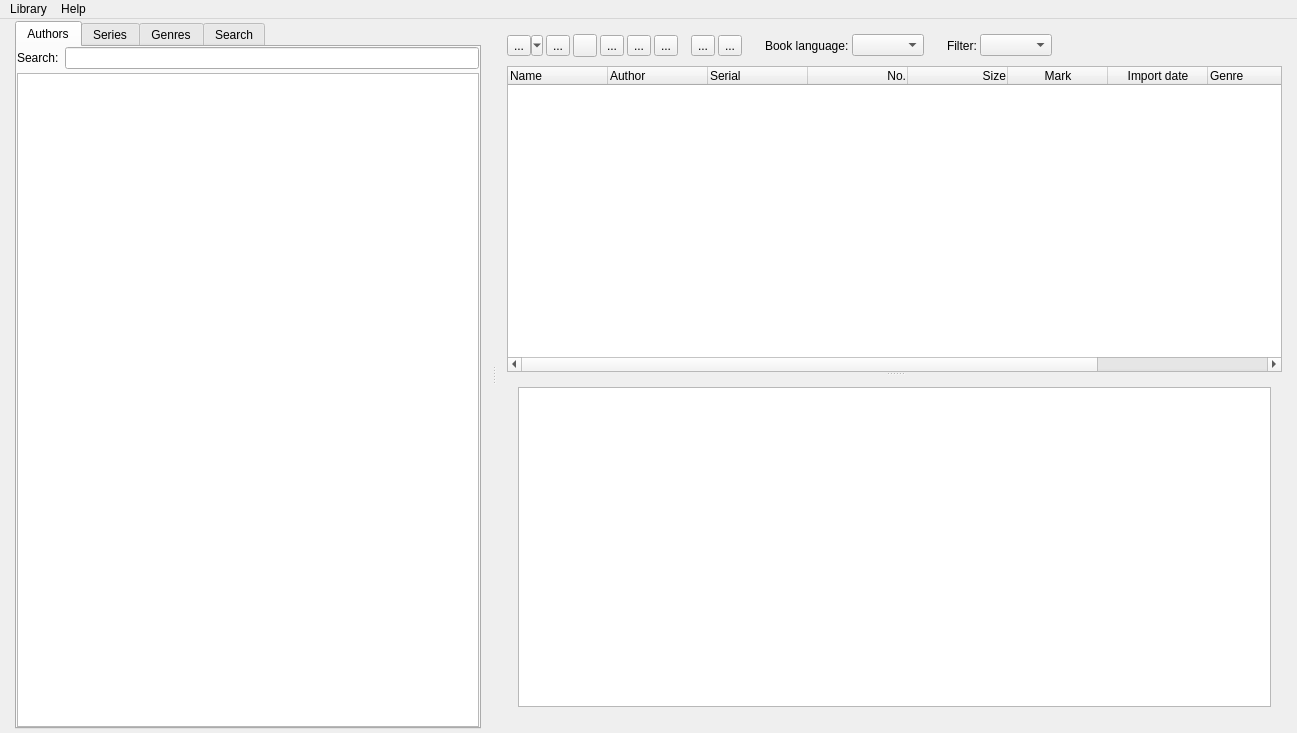
The window that freeLib/src/mainwindow.ui (petrovvlad/freeLib) describes before a commit, drawn with Qt 5.
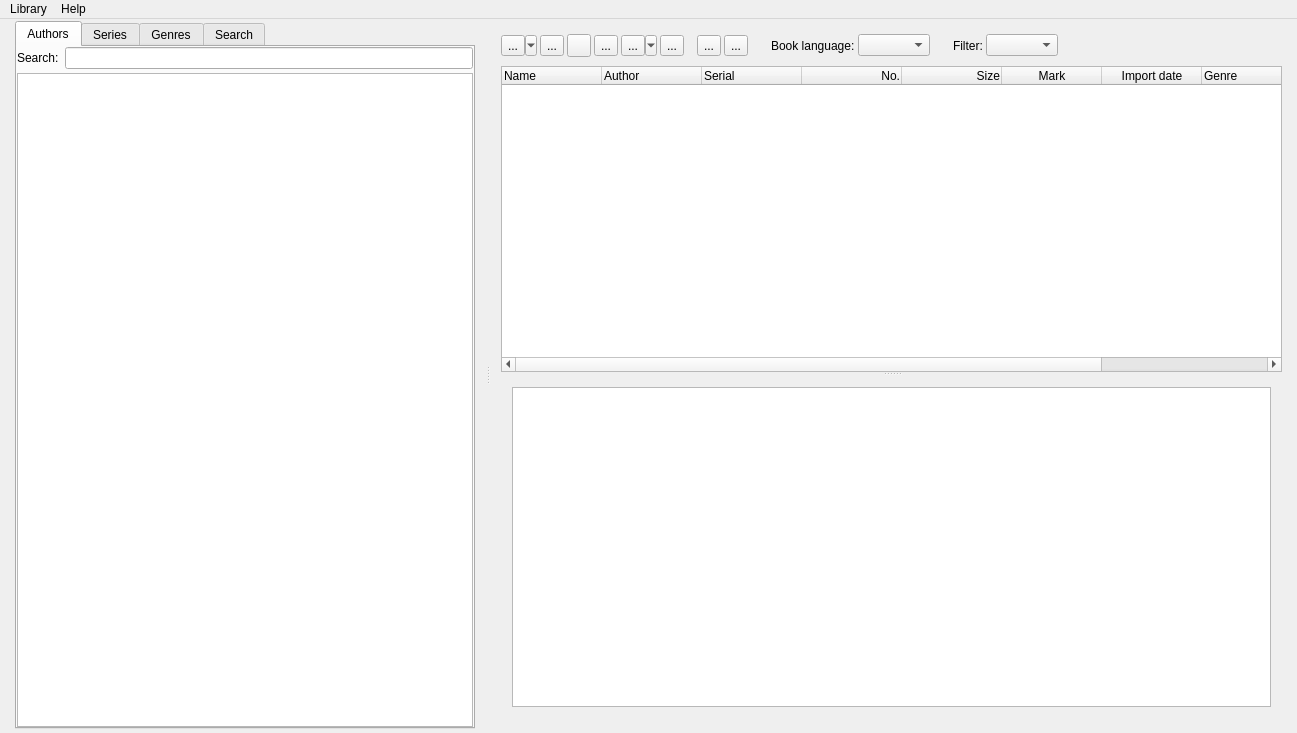
The same window after the commit. Icons and pictures are not drawn.

Commit message: feat: добавлен выбор библиотеки из toolbar

The edit to the form file:
```diff
--- a/freeLib/src/mainwindow.ui
+++ b/freeLib/src/mainwindow.ui
@@ -560,6 +560,9 @@
              <property name="text">
               <string notr="true">...</string>
              </property>
+             <property name="popupMode">
+              <enum>QToolButton::MenuButtonPopup</enum>
+             </property>
             </widget>
            </item>
            <item>
```
Left out of the diff: 17 changed lines with no effect on the pictures. The commit also changes 4 other files.
